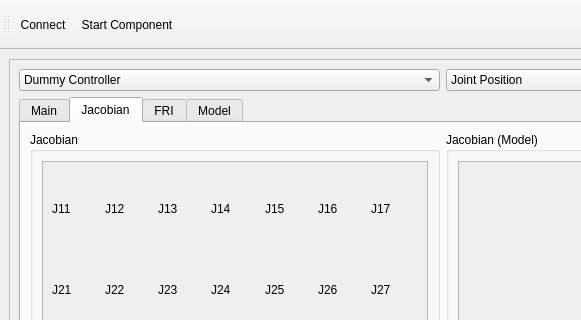
ISIR-SYROCO/kuka_ui_demo, file kukademo.ui: the form before one commit; both pictures show x 0 to 581 and y 0 to 320 of the 886 by 903 pixel window.
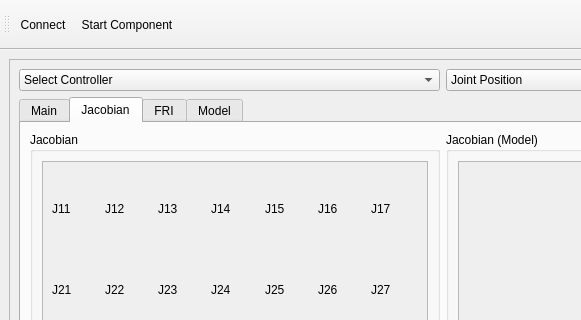
The form after the commit. The open tabs and pages were chosen to show the change.

Commit message: Do not load kuka_simple_demo component when connecting to the robot

Patch:
```diff
--- a/kukademo.ui
+++ b/kukademo.ui
@@ -28,8 +28,8 @@
         <rect>
          <x>0</x>
          <y>0</y>
-         <width>864</width>
-         <height>612</height>
+         <width>850</width>
+         <height>599</height>
         </rect>
        </property>
        <layout class="QGridLayout" name="gridLayout_5">
@@ -2346,6 +2346,11 @@
               <property name="focusPolicy">
                <enum>Qt::NoFocus</enum>
               </property>
+              <item>
+               <property name="text">
+                <string>Select Controller</string>
+               </property>
+              </item>
               <item>
                <property name="text">
                 <string>Dummy Controller</string>
```
Left out of the diff: 12 changed lines with no effect on the pictures. The commit also changes 1 other file.
